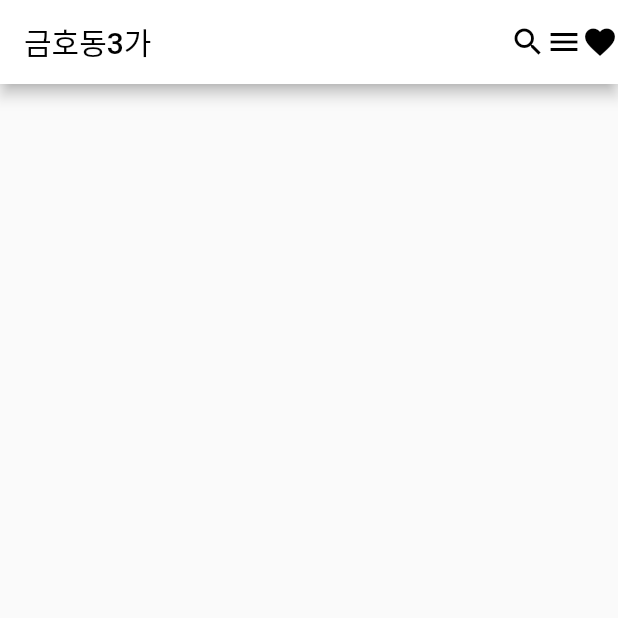
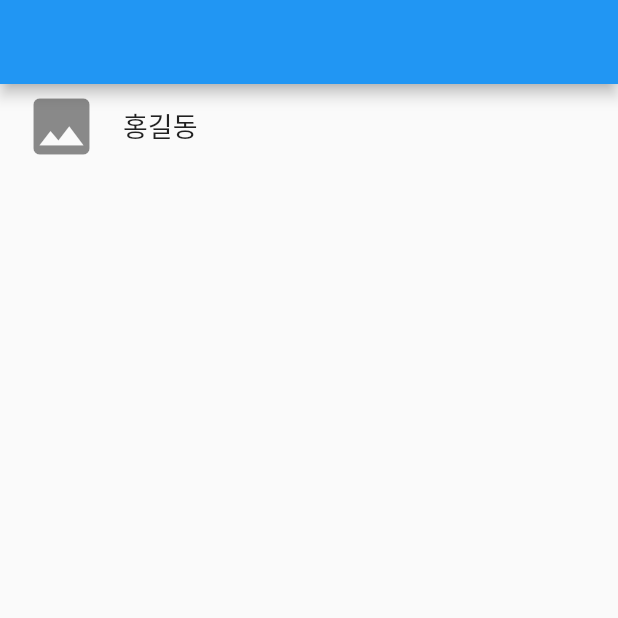
Before and after one commit to this-is-yello/flutter_contact, a Flutter app: the screen it shows after launch, on a phone screen of 412 x 824 dp, the top half of it. Run offline on Flutter 3.47's test engine with Material 2 defaults, Android fonts, the phone set to English and light mode, and no system bars.

Commit message:
221104 in Company

```diff
--- a/flutter_contact_1/lib/main.dart
+++ b/flutter_contact_1/lib/main.dart
@@ -3,6 +3,9 @@ import 'package:flutter/material.dart';
 void main() {
   runApp(const MyApp());
 }
+
+
+// ----------------------------------------- 기본 -----------------------------------------------
 
 // class MyApp extends StatelessWidget {
 //   const MyApp({super.key});
@@ -44,6 +47,82 @@ void main() {
 //   }
 // }
 
+
+// ----------------------------------------- Flexible & 당큰마켓 -----------------------------------------------
+
+// class MyApp extends StatelessWidget {
+//   const MyApp({super.key});
+
+//   @override
+//   Widget build(BuildContext context) {
+//     return MaterialApp(
+//       home: Scaffold(
+//         appBar: AppBar(
+//           title: Text(
+//             '금호동3가',
+//             style: TextStyle(color: Colors.black),
+//           ),
+//           actions: [
+//             IconButton(icon: Icon(Icons.search), color: Colors.black, onPressed: () {}),
+//             IconButton(icon: Icon(Icons.menu), color: Colors.black, onPressed: () {}),
+//             IconButton(icon: Icon(Icons.notifications_active_outlined), color: Colors.black, onPressed: () {}),
+//           ],
+//           backgroundColor: Colors.white,
+//         ),
+//         // body: Row(
+//         //   children: [
+//         //     Expanded(child: Container(color: Colors.red,)),
+//         //     Container(width: 100, color: Colors.green,)
+
+//         //     // Flexible(child: Container(color: Colors.red,), flex: 1),
+//         //     // Flexible(child: Container(color: Colors.green,), flex: 1),
+//         //     // Flexible(child: Container(color: Colors.blue,), flex: 1),
+//         //   ],
+//         // ),
+//         body: Container(
+//           width: double.infinity, height: 120,
+//           color: Colors.white,
+//           margin: EdgeInsets.all(10),
+//           child: Row(
+//             children: [
+//               // Image.asset('assets/Icon-192.png'),
+//               Container(
+//                 width: 80, height: 80,
+//                 margin: EdgeInsets.all(10),
+//                 decoration: BoxDecoration(
+//                   color: Colors.grey,
+//                   borderRadius: BorderRadius.circular(15)
+//                 ),
+//               ),
+//               Flexible(child: Container(
+//                 padding: EdgeInsets.all(10),
+//                 child: Column(
+//                   mainAxisAlignment: MainAxisAlignment.center,
+//                   crossAxisAlignment: CrossAxisAlignment.start,
+//                   children: [
+//                     Text('홀랜드&쉐리 챠콜 그레이 L (자켓, 바지)', style: TextStyle(fontSize: 16, fontWeight: FontWeight.w800)),
+//                     Text('상동구 청담동 / 10분전', style: TextStyle(color: Colors.grey),),
+//                     Text('210,000원', style: TextStyle(fontSize: 14, fontWeight: FontWeight.w900)),
+//                     Row(
+//                       mainAxisAlignment: MainAxisAlignment.end,
+//                       children: [
+//                         Icon(Icons.favorite_border_outlined, color: Colors.grey, size: 16),
+//                         Text(' 4', style: TextStyle(fontSize: 14, color: Colors.grey)),
+//                       ],
+//                     ),
+//                   ],
+//                 ),
+//               ),
+//               ),
+//             ],
+//           ),
+//         ),
+//       ),
+//     );
+//   }
+// }
+
+
 class MyApp extends StatelessWidget {
   const MyApp({super.key});
 
@@ -51,20 +130,72 @@ class MyApp extends StatelessWidget {
   Widget build(BuildContext context) {
     return MaterialApp(
       home: Scaffold(
-        appBar: AppBar(
-          title: Text(
-            '금호동3가',
-            style: TextStyle(color: Colors.black),
+        appBar: AppBar(),
+        body: ListView(
+          children: [
+            ListTile(
+              leading: Icon(Icons.photo, size: 50),
+              title: Text('홍길동', style: TextStyle(fontSize: 18)),
+            )
+          ],
+          // children: [
+          //   Container(
+          //     width: double.infinity, height: 70,
+          //     padding: EdgeInsets.all(10),
+          //     child: Row(
+          //       children: [
+          //         Icon(Icons.photo, size: 50),
+          //         Text('홍길동', style: TextStyle(fontSize: 18))
+          //       ],
+          //     ),
+          //   ),
+          //   Container(
+          //     width: double.infinity, height: 70,
+          //     padding: EdgeInsets.all(10),
+          //     child: Row(
+          //       children: [
+          //         Icon(Icons.photo, size: 50),
+          //         Text('홍길동', style: TextStyle(fontSize: 18))
+          //       ],
+          //     ),
+          //   ),
+          //   Container(
+          //     width: double.infinity, height: 70,
+          //     padding: EdgeInsets.all(10),
+          //     child: Row(
+          //       children: [
+          //         Icon(Icons.photo, size: 50),
+          //         Text('홍길동', style: TextStyle(fontSize: 18))
+          //       ],
+          //     ),
+          //   )
+          // ],
+        ),
+        // bottomNavigationBar: BottomAppBar(),
+      ),
+    );
+  }
+}
+
+
+class BottomAppBar extends StatelessWidget {
+  const BottomAppBar({super.key});
+
+  @override
+  Widget build(BuildContext context) {
+    return MaterialApp(
+      home: Scaffold(
+        body: Container(
+          height: 60,
+          child: Row(
+            mainAxisAlignment: MainAxisAlignment.spaceEvenly,
+            children: [
+              IconButton(icon: Icon(Icons.call), color: Colors.black, onPressed: () {}),
+              IconButton(icon: Icon(Icons.message), color: Colors.black, onPressed: () {}),
+              IconButton(icon: Icon(Icons.contact_page), color: Colors.black, onPressed: () {}),
+            ],
           ),
-          actions: [
-            Icon(Icons.search, color: Colors.black),
-            Icon(Icons.menu, color: Colors.black),
-            Icon(Icons.favorite, color: Colors.black)
-          ],
-          backgroundColor: Colors.white,
-        ),
-        body: Container(
-          child: Row(),
+          decoration: BoxDecoration(color: Colors.white),
         ),
       ),
     );
--- a/flutter_contact_1/pubspec.yaml
+++ b/flutter_contact_1/pubspec.yaml
@@ -53,8 +53,8 @@ dev_dependencies:
 
 # The following section is specific to Flutter packages.
 flutter:
-  #assets:
-    #-필요한 파일이 있는 폴더
+  assets:
+    - assets/
 
   # The following line ensures that the Material Icons font is
   # included with your application, so that you can use the icons in
```
Also changed, not shown: flutter_contact_1/assets/Icon-192.png (added).
